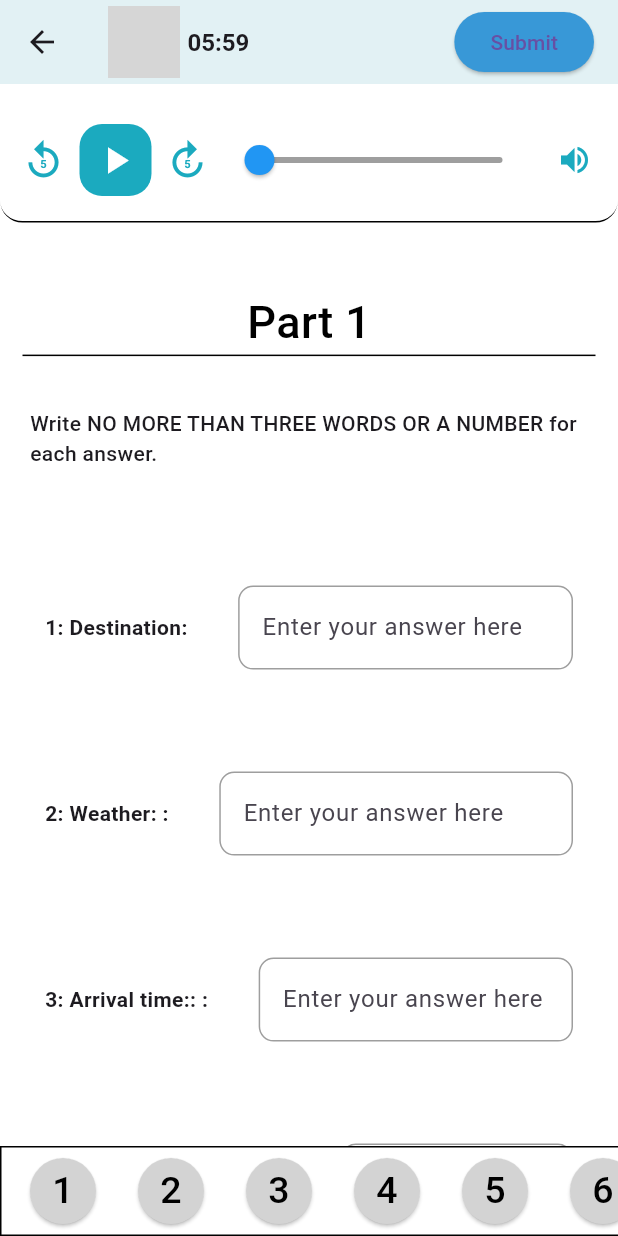
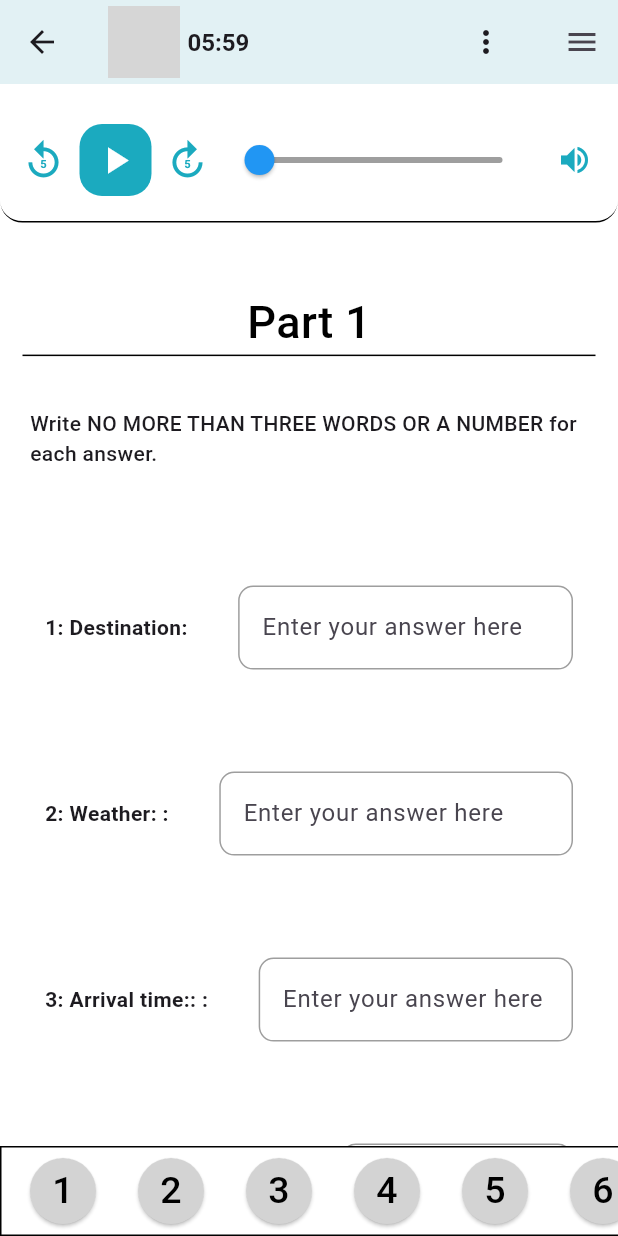
Before and after one commit to huongnguyen213/ielts_practice_flutter_application, a Flutter app: the Part1Page screen opened directly, on a phone screen of 412 x 824 dp. Run offline on Flutter 3.47's test engine with Material 3 defaults, Android fonts, the phone set to English and light mode, and no system bars; our stand-ins replace audioplayers, bloc, camera, carousel_slider, confetti, equatable and 7 more; missing offline and left inert: flutter_sound; accounts and stored records are empty; grey boxes are pictures that could not be loaded.

Commit message:
#23 fix part 1 part 2 part 3 part 4 full part

```diff
--- a/lib/page/listening/listening_detail_fullpart.dart
+++ b/lib/page/listening/listening_detail_fullpart.dart
@@ -162,6 +162,12 @@ class _PartContentState extends State<PartContent> {
     _scrollController.dispose(); // Dispose ScrollController
     super.dispose();
   }
+  void saveAnswer(String questionKey, dynamic answer) {
+    setState(() {
+      widget.partAnswers[questionKey] = answer; // Lưu câu trả lời vào biến partAnswers
+    });
+  }
+
 
   Future<void> _loadPartData() async {
     try {
--- a/lib/page/listening/listening_detail_part1.dart
+++ b/lib/page/listening/listening_detail_part1.dart
@@ -24,8 +24,7 @@ class _Part1PageState extends State<Part1Page> {
   Duration audioPosition = Duration.zero;
   double volume = 1.0;
   ScrollController _scrollController = ScrollController();
-
-
+  GlobalKey<ScaffoldState> _scaffoldKey = GlobalKey<ScaffoldState>();
 
   @override
   void initState() {
@@ -66,11 +65,15 @@ class _Part1PageState extends State<Part1Page> {
       final data = json.decode(response);
       final test1Part1Questions =
       data['listening']['Test 1']['part']['Part 1']['question'];
-      final audioUrl = data['listening']['Test 1']['part']['Part 1']['audio'];
-      final answers = test1Part1Questions.values.map((question) => question['A'] as String).toList();
+      final audioUrl =
+      data['listening']['Test 1']['part']['Part 1']['audio'];
+      final answers = test1Part1Questions.values
+          .map((question) => question['A'] as String)
+          .toList();
       setState(() {
         questions = Map<String, dynamic>.from(test1Part1Questions);
-        questionAnswered = List.generate(questions.length, (index) => false);
+        questionAnswered =
+            List.generate(questions.length, (index) => false);
         isLoading = false;
       });
       playAudio(audioUrl);
@@ -81,7 +84,7 @@ class _Part1PageState extends State<Part1Page> {
 
   void playAudio(String url) async {
     try {
-      int result =  audioPlayer.play(UrlSource(url)) as int;
+      int result = audioPlayer.play(UrlSource(url)) as int;
       if (result == 1) {
         setState(() {
           isPlaying = true;
@@ -94,7 +97,7 @@ class _Part1PageState extends State<Part1Page> {
 
   void pauseAudio() async {
     try {
-      int result =  audioPlayer.pause() as int;
+      int result = audioPlayer.pause() as int;
       if (result == 1) {
         setState(() {
           isPlaying = false;
@@ -154,6 +157,7 @@ class _Part1PageState extends State<Part1Page> {
     audioPlayer.dispose();
     super.dispose();
   }
+
   void toggleAudio() {
     setState(() {
       isPlaying = !isPlaying;
@@ -164,43 +168,35 @@ class _Part1PageState extends State<Part1Page> {
       }
     });
   }
+
   void _scrollToQuestion(int index) {
-    // Cuộn đến vị trí của câu hỏi
     _scrollController.animateTo(
       index * 100.0, // Ví dụ: 100.0 là chiều cao của mỗi item (câu hỏi và textfield)
       duration: Duration(milliseconds: 500), // Thời gian cuộn
       curve: Curves.easeInOut, // Kiểu animation
     );
   }
+
   void _showSubmitDialog() {
     showDialog(
       context: context,
       builder: (BuildContext context) {
         return AlertDialog(
           title: Text('Submit Answers'),
-          content: Column(
-            mainAxisSize: MainAxisSize.min,
-            crossAxisAlignment: CrossAxisAlignment.start,
-            children: List.generate(questions.length, (index) {
-              final questionKey = 'q${index + 1}';
-              final question = questions[questionKey]!['Q']!;
-              final answer = userAnswers[index].isEmpty ? 'Not Done' : userAnswers[index];
-              return Text('$question: $answer');
-            }),
-          ),
+          content: Text('Are you sure you want to submit your answers?'),
           actions: <Widget>[
             TextButton(
               onPressed: () {
                 Navigator.of(context).pop();
-                // Đặt logic xử lý khi người dùng ấn Submit ở đây
+                _showSidebar();
               },
-              child: Text('Submit'),
+              child: Text('Yes'),
             ),
             TextButton(
               onPressed: () {
                 Navigator.of(context).pop();
               },
-              child: Text('Cancel'),
+              child: Text('No'),
             ),
           ],
         );
@@ -208,17 +204,9 @@ class _Part1PageState extends State<Part1Page> {
     );
   }
 
-
-
-
-
-
-
-
-
-
-
-
+  void _showSidebar() {
+    _scaffoldKey.currentState?.openEndDrawer();
+  }
 
   @override
   Widget build(BuildContext context) {
@@ -226,6 +214,7 @@ class _Part1PageState extends State<Part1Page> {
         '${remainingMinutes.toString().padLeft(2, '0')}:${remainingSeconds.toString().padLeft(2, '0')}';
 
     return Scaffold(
+        key: _scaffoldKey,
         appBar: AppBar(
           backgroundColor: Color(0xffE2F1F4),
           title: Row(
@@ -247,15 +236,51 @@ class _Part1PageState extends State<Part1Page> {
                   ),
                 ],
               ),
-            ElevatedButton(
-              style: ElevatedButton.styleFrom(
-                  backgroundColor: Color(0xff3898D7)),
+              IconButton(
+                icon: const Icon(Icons.more_vert),
+                onPressed: _showSidebar,
+              ),
+            ],
+          ),
+        ),
+        endDrawer: Drawer(
+
+          child: Container(
+            width: MediaQuery.of(context).size.width * 0.3,
+            color: Colors.white,
+            child: Column(
+              children: [
+                Expanded(
+                  child: ListView.builder(
+                    itemCount: questions.length,
+                    itemBuilder: (context, index) {
+                      String questionKey = questions.keys.elementAt(index);
+                      String questionText = questions[questionKey]['Q'];
+                      String answer = userAnswers[index].isEmpty
+                          ? '_ Not Done'
+                          : userAnswers[index];
+                      return ListTile(
+                        title: Text(
+                          '${index + 1}: $questionText',
+                          style: TextStyle(fontWeight: FontWeight.bold),
+                        ),
+                        subtitle: Text(answer),
+                      );
+                    },
+                  ),
+                ),
+                Padding(
+                  padding: const EdgeInsets.all(8.0),
+                  child: ElevatedButton(
                     onPressed: () {
-                _showSubmitDialog();
+                      // Đóng sidebar
+                      _showSubmitDialog(); // Hiển thị popup xác nhận submit
                     },
                     child: Text('Submit'),
                   ),
+                ),
               ],
+            ),
           ),
         ),
         backgroundColor: Colors.white,
@@ -263,12 +288,11 @@ class _Part1PageState extends State<Part1Page> {
             children: [
             SizedBox(height: 10),
         Container(
-
           height: MediaQuery.of(context).size.height * 0.10,
           decoration: BoxDecoration(
             color: Colors.white,
             borderRadius: BorderRadius.circular(15.0),
-              border:  Border(
+            border: Border(
               bottom: BorderSide(width: 1.0, color: Colors.black),
             ),
           ),
@@ -281,9 +305,7 @@ class _Part1PageState extends State<Part1Page> {
           icon: Icon(Icons.replay_5),
           color: Color(0xff1BAABF),
           iconSize: 30.0,
-                  onPressed: () {
-
-                  },
+          onPressed: () {},
         ),
         Container(
         decoration: BoxDecoration(
@@ -302,9 +324,7 @@ class _Part1PageState extends State<Part1Page> {
                   color: Color(0xff1BAABF),
                   icon: Icon(Icons.forward_5),
                   iconSize: 30.0,
-                  onPressed: () {
-
-                  },
+                  onPressed: () {},
                 ),
                 Expanded(
                   child: Slider(
@@ -312,10 +332,12 @@ class _Part1PageState extends State<Part1Page> {
                     max: audioDuration.inSeconds.toDouble(),
                     value: sliderValue,
                     onChanged: (value) {
-
+                      setState(() {
+                        sliderValue = value;
+                      });
                     },
                     onChangeEnd: (value) {
-
+                      seekAudio(Duration(seconds: value.toInt()));
                     },
                     activeColor: Colors.blue,
                     inactiveColor: Colors.grey,
@@ -361,26 +383,23 @@ class _Part1PageState extends State<Part1Page> {
           ),
         ),
               Container(
-
                 margin: EdgeInsets.all(15.0),
                 child: Column(
                   children: [
-
                     SizedBox(height: 30),
-                Text("Part 1",style: TextStyle(
+                    Text(
+                      "Part 1",
+                      style: TextStyle(
                         fontSize: 30,
                         color: Colors.black,
                         fontWeight: FontWeight.w500,
-
                       ),
-
                     ),
-
                   ],
                 ),
                 width: 1000,
                 decoration: BoxDecoration(
-              border:  Border(
+                  border: Border(
                     bottom: BorderSide(width: 1.0, color: Colors.black),
                   ),
                   color: Colors.white,
@@ -388,12 +407,11 @@ class _Part1PageState extends State<Part1Page> {
               ),
               Container(
                 margin: EdgeInsets.all(20),
-            decoration: BoxDecoration(
-
+                decoration: BoxDecoration(),
+                child: Text(
+                  "Write NO MORE THAN THREE WORDS OR A NUMBER for each answer.",
+                  style: TextStyle(fontWeight: FontWeight.w500),
                 ),
-            child: Text("Write NO MORE THAN THREE WORDS OR A NUMBER for each answer.",style: TextStyle(
-                fontWeight: FontWeight.w500
-            ),),
               ),
               SizedBox(height: 20),
               Expanded(
@@ -405,13 +423,12 @@ class _Part1PageState extends State<Part1Page> {
                   itemBuilder: (context, index) {
                     String questionKey = questions.keys.elementAt(index);
                     String questionText = questions[questionKey]['Q'];
-                return  Container(
+                    return Container(
                       padding: EdgeInsets.all(30.0),
                       child: Column(
                         crossAxisAlignment: CrossAxisAlignment.start,
                         children: [
-
-                      SizedBox(height: 8), // Khoảng cách giữa câu hỏi và TextField
+                          SizedBox(height: 8),
                           Row(
                             children: [
                               Text(
@@ -426,26 +443,37 @@ class _Part1PageState extends State<Part1Page> {
                                   decoration: InputDecoration(
                                     hintText: 'Enter your answer here',
                                     border: OutlineInputBorder(
-                                  borderRadius: BorderRadius.circular(10.0), // Đặt bán kính của border radius ở đây
+                                      borderRadius: BorderRadius.circular(
+                                          10.0), // Đặt bán kính của border radius ở đây
                                     ),
-                                focusedBorder: OutlineInputBorder( // Đường viền khi TextField được focus
-                                  borderRadius: BorderRadius.circular(10.0),
+                                    focusedBorder: OutlineInputBorder(
+                                      // Đường viền khi TextField được focus
+                                      borderRadius: BorderRadius.circular(
+                                          10.0),
                                       borderSide: BorderSide(
-                                    color: Colors.blue, // Màu sắc của đường viền khi TextField được focus
-                                    width: 2.0, // Độ dày của đường viền khi TextField được focus
+                                        color: Colors.blue,
+                                        // Màu sắc của đường viền khi TextField được focus
+                                        width: 2.0,
+                                        // Độ dày của đường viền khi TextField được focus
                                       ),
                                     ),
-                                enabledBorder: OutlineInputBorder( // Đường viền khi TextField không được focus
-                                  borderRadius: BorderRadius.circular(10.0),
+                                    enabledBorder: OutlineInputBorder(
+                                      // Đường viền khi TextField không được focus
+                                      borderRadius: BorderRadius.circular(
+                                          10.0),
                                       borderSide: BorderSide(
-                                    color: Colors.grey, // Màu sắc của đường viền khi TextField không được focus
-                                    width: 1.0, // Độ dày của đường viền khi TextField không được focus
+                                        color: Colors.grey,
+                                        // Màu sắc của đường viền khi TextField không được focus
+                                        width: 1.0,
+                                        // Độ dày của đường viền khi TextField không được focus
                                       ),
                                     ),
                                   ),
                                   onChanged: (text) {
                                     setState(() {
-                                  questionAnswered[index] = text.isNotEmpty;
+                                      questionAnswered[index] =
+                                          text.isNotEmpty;
+                                      userAnswers[index] = text;
                                     });
                                   },
                                 ),
@@ -454,7 +482,7 @@ class _Part1PageState extends State<Part1Page> {
                           ),
                         ],
                       ),
-                );;
+                    );
                   },
                 ),
               ),
@@ -470,16 +498,19 @@ class _Part1PageState extends State<Part1Page> {
                     ),
                   ),
                   child: Row(
-                children: List.generate(questions.length, (index) {
+                    children: List.generate(
+                      questions.length,
+                          (index) {
                         return Container(
                           margin: EdgeInsets.symmetric(horizontal: 4.0),
                           child: ElevatedButton(
                             onPressed: () {
                               _scrollToQuestion(index);
-                        // Xử lý di chuyển đến câu hỏi tương ứng
                             },
                             style: ElevatedButton.styleFrom(
-                        backgroundColor: questionAnswered[index] ? Colors.green : Color(0xffD3D3D3),
+                              backgroundColor: questionAnswered[index]
+                                  ? Colors.green
+                                  : Color(0xffD3D3D3),
                               padding: EdgeInsets.all(4.0),
                               shape: CircleBorder(),
                             ),
@@ -493,7 +524,7 @@ class _Part1PageState extends State<Part1Page> {
                             ),
                           ),
                         );
-                }
+                      },
                     ),
                   ),
                 ),
--- a/lib/page/listening/listening_list_test.dart
+++ b/lib/page/listening/listening_list_test.dart
@@ -64,6 +64,7 @@ class _ListeningListTestPageState extends State<ListeningListTestPage> {
     return Scaffold(
       appBar: AppBar(
         title: Text('Listening Tests'),
+
       ),
       body: tests == null
           ? Center(child: CircularProgressIndicator())
@@ -185,7 +186,7 @@ class _ListeningTestSetupPageState extends State<ListeningTestSetupPage> {
     return Scaffold(
       appBar: AppBar(
         title: Text('Listening Test'),
-        backgroundColor: Colors.green,
+        backgroundColor: Color(0xffE2F1F4),
       ),
       body: Container(
         margin: EdgeInsets.all(30),
```
Also changed, not shown: pubspec.lock. Lines whose indentation alone changed are shown as unchanged.
